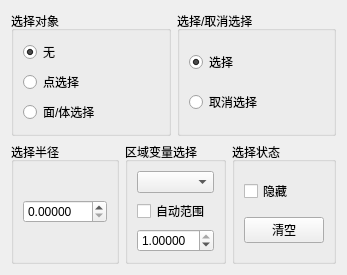
Above: Qt/Resources/UI/SelectionView.ui from hu-shuhan/editOpeniGame before the change. Below: the same form after it.
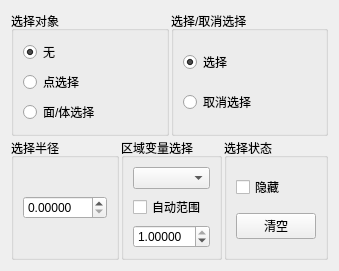
That is the form after the change.

Commit message: update the cell draw. update the selection parameter get method

```diff
--- a/Qt/Resources/UI/SelectionView.ui
+++ b/Qt/Resources/UI/SelectionView.ui
@@ -7,13 +7,16 @@
     <x>0</x>
     <y>0</y>
     <width>245</width>
-    <height>192</height>
+    <height>186</height>
    </rect>
   </property>
   <property name="windowTitle">
    <string>Form</string>
   </property>
   <layout class="QVBoxLayout" name="verticalLayout">
+   <property name="spacing">
+    <number>2</number>
+   </property>
    <item>
     <layout class="QHBoxLayout" name="horizontalLayout">
      <item>
@@ -171,19 +174,6 @@
      </item>
     </layout>
    </item>
-   <item>
-    <spacer name="verticalSpacer">
-     <property name="orientation">
-      <enum>Qt::Orientation::Vertical</enum>
-     </property>
-     <property name="sizeHint" stdset="0">
-      <size>
-       <width>20</width>
-       <height>40</height>
-      </size>
-     </property>
-    </spacer>
-   </item>
   </layout>
  </widget>
  <resources/>
```
The commit also changes 26 other files.
